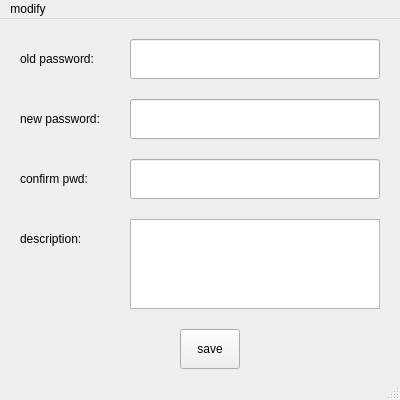
benbenohye/TPA, file modify.ui: the form before one commit.
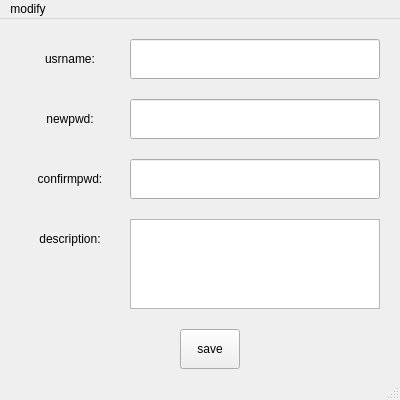
The form after the commit. Icons and pictures are not drawn.

```diff
--- a/modify.ui
+++ b/modify.ui
@@ -23,8 +23,14 @@
       <height>40</height>
      </rect>
     </property>
+    <property name="styleSheet">
+     <string notr="true">border-image: url(:/new/prefix1/image/blue.png);</string>
+    </property>
     <property name="text">
-     <string>old password:</string>
+     <string>usrname:</string>
+    </property>
+    <property name="alignment">
+     <set>Qt::AlignCenter</set>
     </property>
    </widget>
    <widget class="QLabel" name="newpwdLabel">
@@ -36,8 +42,14 @@
       <height>40</height>
      </rect>
     </property>
+    <property name="styleSheet">
+     <string notr="true">border-image: url(:/new/prefix1/image/green.png);</string>
+    </property>
     <property name="text">
-     <string>new password:</string>
+     <string>newpwd:</string>
+    </property>
+    <property name="alignment">
+     <set>Qt::AlignCenter</set>
     </property>
    </widget>
    <widget class="QLabel" name="confirmpwdLabel">
@@ -49,8 +61,14 @@
       <height>40</height>
      </rect>
     </property>
+    <property name="styleSheet">
+     <string notr="true">border-image: url(:/new/prefix1/image/green.png);</string>
+    </property>
     <property name="text">
-     <string>confirm pwd:</string>
+     <string>confirmpwd:</string>
+    </property>
+    <property name="alignment">
+     <set>Qt::AlignCenter</set>
     </property>
    </widget>
    <widget class="QLabel" name="descriptionlabel">
@@ -62,9 +80,15 @@
       <height>40</height>
      </rect>
     </property>
+    <property name="styleSheet">
+     <string notr="true">border-image: url(:/new/prefix1/image/blue.png);</string>
+    </property>
     <property name="text">
      <string>description:</string>
     </property>
+    <property name="alignment">
+     <set>Qt::AlignCenter</set>
+    </property>
    </widget>
    <widget class="QPushButton" name="saveButton">
     <property name="geometry">
```
Left out of the diff: 10 changed lines with no effect on the pictures.
